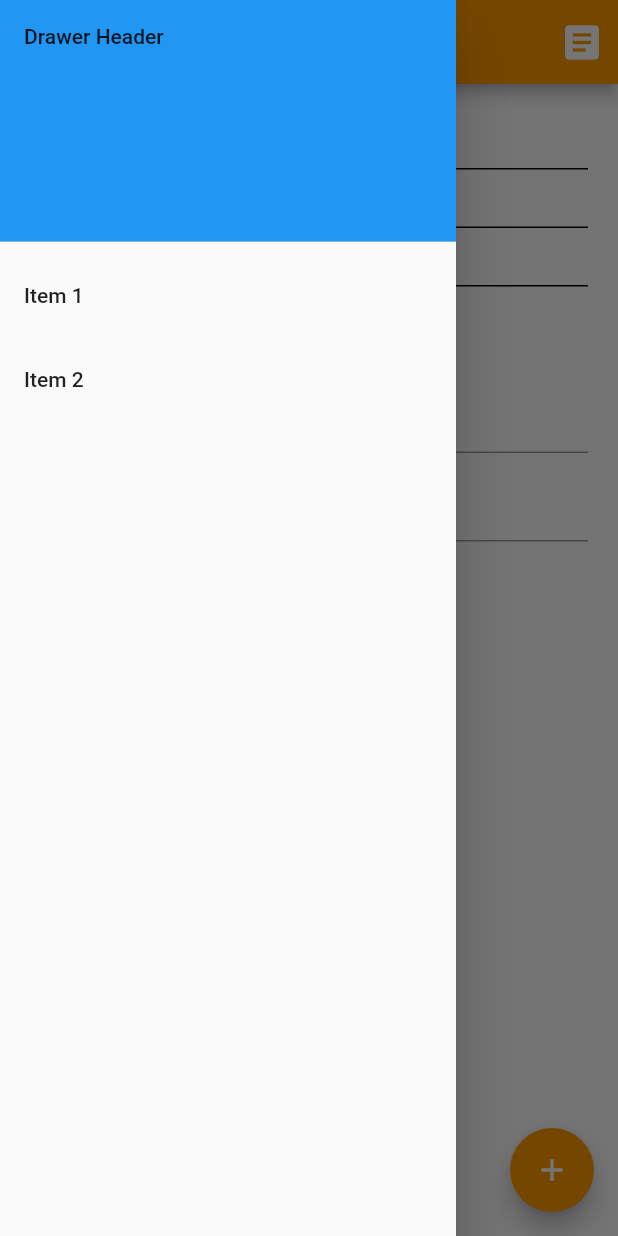
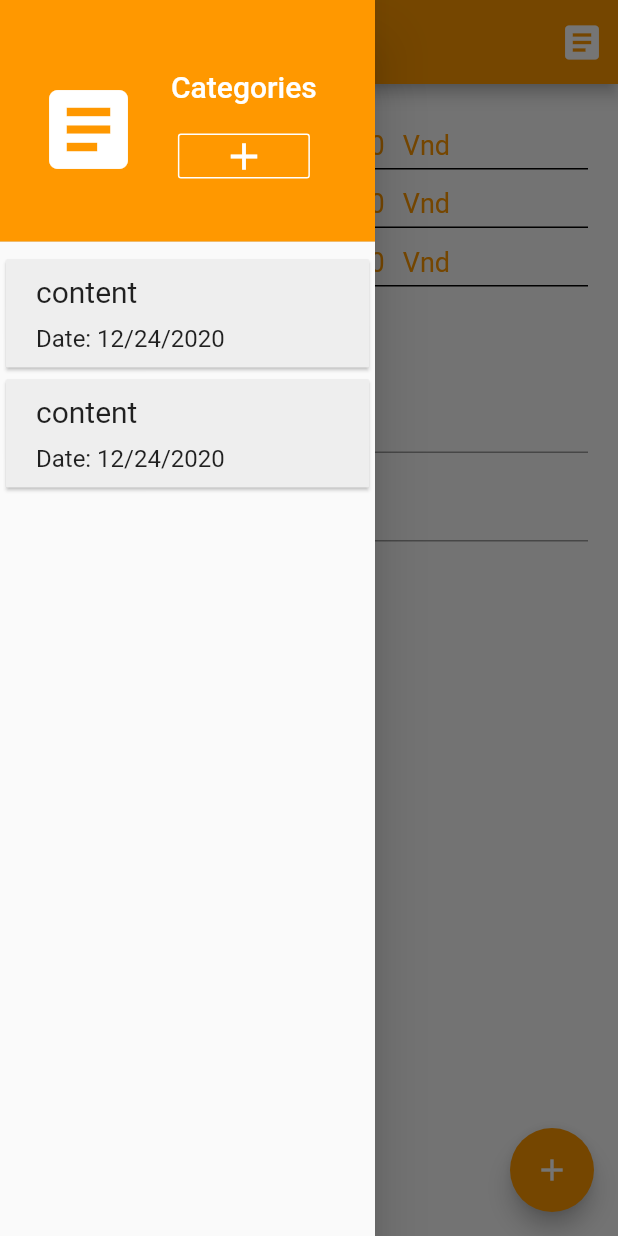
Before and after one commit to tran-hong-khanh/workflow_management, a Flutter app: the Dropdown screen opened directly, with the side drawer open, on a phone screen of 412 x 824 dp. Run offline on Flutter 3.47's test engine with Material 2 defaults, Android fonts, the phone set to English and light mode, and no system bars.

Commit message:
UI drawẻ

```diff
--- /dev/null
+++ b/lib/categoryDrawer.dart
@@ -0,0 +1,52 @@
+import 'package:flutter/material.dart';
+import 'dropdownButton.dart';
+import 'package:intl/intl.dart';
+
+class CategoryDrawer extends StatelessWidget {
+  @override
+  Widget build(BuildContext context) {
+    //Now how to make this "Scrollable", let use ListView:
+    //1.ListView(children: <Widget>[]) => this loads all children at the same time
+    //2.ListView(itemBuilder: ...) => this loads only visible items
+    return InkWell(
+        onTap: () {
+          Navigator.push(
+            context,
+            MaterialPageRoute(builder: (context) => Dropdown()),
+          );
+        },
+        child: Card(
+            shape: RoundedRectangleBorder(
+                borderRadius: BorderRadius.circular(1)),
+            color: Colors.grey[200],
+//        elevation: 10,
+            //this lesson will customize this ListItem, using Column and Row
+            child: Row(
+              mainAxisAlignment: MainAxisAlignment.start,
+              children: <Widget>[
+                Padding(
+                  padding: EdgeInsets.all(10),
+                ),
+                Column(
+                  mainAxisAlignment: MainAxisAlignment.start,
+                  crossAxisAlignment: CrossAxisAlignment.start,
+                  children: <Widget>[
+                    Padding(padding: EdgeInsets.only(top: 10)),
+                    Text(
+                      "content",
+                      style: TextStyle(
+                        fontWeight: FontWeight.w400,
+                        fontSize: 20,),
+                    ),
+                    Padding(padding: EdgeInsets.only(top: 10)),
+                    Text(
+                        'Date: ${DateFormat.yMd().format(DateTime.now())}',
+                        style: TextStyle(fontSize: 16)),
+                    Padding(padding: EdgeInsets.only(bottom: 10)),
+                  ],
+                ),
+              ],
+            ))
+    );
+  }
+}
--- a/lib/dropdownButton.dart
+++ b/lib/dropdownButton.dart
@@ -1,9 +1,11 @@
 import 'package:flutter/material.dart';
 import 'listAction.dart';
 import 'total.dart';
+import 'categories.dart';
+import 'categoryDrawer.dart';
+
 class Dropdown extends StatefulWidget {
   Dropdown({Key key}) : super(key: key);
-
   @override
   _MyStatefulWidgetState createState() => _MyStatefulWidgetState();
 }
@@ -34,36 +36,67 @@ class _MyStatefulWidgetState extends State<Dropdown> {
           ),
         ],
       ),
-      drawer: Drawer(
-        // Add a ListView to the drawer. This ensures the user can scroll
-        // through the options in the drawer if there isn't enough vertical
-        // space to fit everything.
-        child: ListView(
+      drawer: Container(
+        width: 250,
+        child: Drawer(
+          child: ListView(
           // Important: Remove any padding from the ListView.
           padding: EdgeInsets.zero,
           children: <Widget>[
             DrawerHeader(
-              child: Text('Drawer Header'),
+              child: Column(
+                mainAxisAlignment: MainAxisAlignment.start, children: <Widget>[
+                Row(
+                mainAxisAlignment: MainAxisAlignment.start, children: <Widget>[
+                  IconButton(
+                    icon: const Icon(Icons.article, size: 70, color: Colors.white),
+                    tooltip: 'Show Snackbar',
+                  ),
+                  Padding(
+                    padding: EdgeInsets.symmetric(
+                      vertical: 0,
+                      horizontal: 25,
+                    ),
+                  ),
+                  Column(
+                      mainAxisAlignment: MainAxisAlignment.center, children: <Widget>[
+                    Padding(
+                      padding: EdgeInsets.symmetric(
+                        vertical: 15,
+                        horizontal: 0,
+                      ),
+                    ),
+                    Text('Categories', style: TextStyle(fontSize: 20, color: Colors.white)),
+                    Padding(
+                      padding: EdgeInsets.symmetric(
+                        vertical: 10,
+                        horizontal: 0,
+                      ),
+                    ),
+                    Container(
+                      height: 30,
+                      child: OutlineButton(
+                        child: Icon(Icons.add, size: 30, color: Colors.white),
+                        onPressed: () {
+                          Navigator.push(
+                            context,
+                            MaterialPageRoute(builder: (context) => Categories()),
+                          );
+                        },
+                          borderSide: BorderSide(color: Colors.white)
+                      ))
+                  ]),
+                ]
+                )
+              ]),
               decoration: BoxDecoration(
-                color: Colors.blue,
+                color: Colors.orange,
               ),
             ),
-            ListTile(
-              title: Text('Item 1'),
-              onTap: () {
-                Navigator.pop(context);
-              },
-            ),
-            ListTile(
-              title: Text('Item 2'),
-              onTap: () {
-                // Update the state of the app
-                // ...
-                // Then close the drawer
-                Navigator.pop(context);
-              },
-            ),
-          ],
+            CategoryDrawer(),
+            CategoryDrawer(),
+            ],
+          ),
         ),
       ),
       body: SafeArea(
--- a/pubspec.yaml
+++ b/pubspec.yaml
@@ -22,6 +22,7 @@ environment:
 
 dependencies:
   timelines: ^0.0.2+1
+  intl: ^0.16.1
   flutter:
     sdk: flutter
 
```
Also changed, not shown: lib/categories.dart (+12 -8 lines), lib/categoriesList.dart (+20 -12 lines), pubspec.lock.
